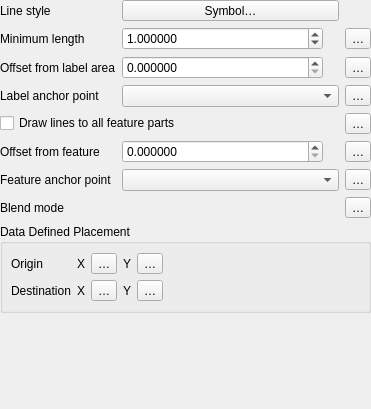
qgis/QGIS, file src/ui/callouts/widget_simplelinecallout.ui: the form before one commit.
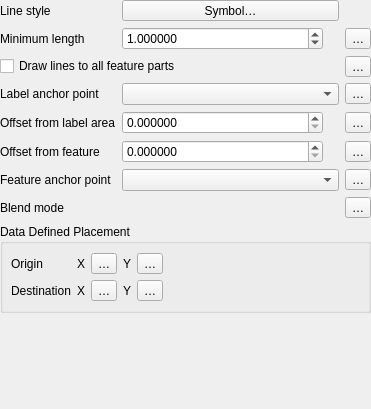
The form after the commit. Custom widgets are drawn as their Qt base class.

Commit message: Move "Offset from label" and "Offset from feature" close to each other

```diff
--- a/src/ui/callouts/widget_simplelinecallout.ui
+++ b/src/ui/callouts/widget_simplelinecallout.ui
@@ -34,7 +34,7 @@
      <property name="topMargin">
       <number>0</number>
      </property>
-     <item row="4" column="3">
+     <item row="2" column="3">
       <widget class="QgsPropertyOverrideButton" name="mDrawToAllPartsDDBtn">
        <property name="text">
         <string>…</string>
@@ -48,7 +48,7 @@
        </property>
       </widget>
      </item>
-     <item row="2" column="1">
+     <item row="4" column="1">
       <widget class="QgsDoubleSpinBox" name="mOffsetFromLabelSpin">
        <property name="sizePolicy">
         <sizepolicy hsizetype="Preferred" vsizetype="Fixed">
@@ -113,7 +113,7 @@
        </property>
       </widget>
      </item>
-     <item row="2" column="3">
+     <item row="4" column="3">
       <widget class="QgsPropertyOverrideButton" name="mOffsetFromLabelDDBtn">
        <property name="text">
         <string>…</string>
@@ -150,7 +150,7 @@
        </property>
       </widget>
      </item>
-     <item row="2" column="0">
+     <item row="4" column="0">
       <widget class="QLabel" name="mOffsetFromLabelLbl">
        <property name="text">
         <string>Offset from label area</string>
@@ -206,7 +206,7 @@
        </property>
       </widget>
      </item>
-     <item row="2" column="2">
+     <item row="4" column="2">
       <widget class="QgsUnitSelectionWidget" name="mOffsetFromLabelUnitWidget" native="true">
        <property name="minimumSize">
         <size>
@@ -219,7 +219,7 @@
        </property>
       </widget>
      </item>
-     <item row="4" column="0" colspan="3">
+     <item row="2" column="0" colspan="3">
       <widget class="QCheckBox" name="mDrawToAllPartsCheck">
        <property name="text">
         <string>Draw lines to all feature parts</string>
```
The commit also changes 1 other file.
